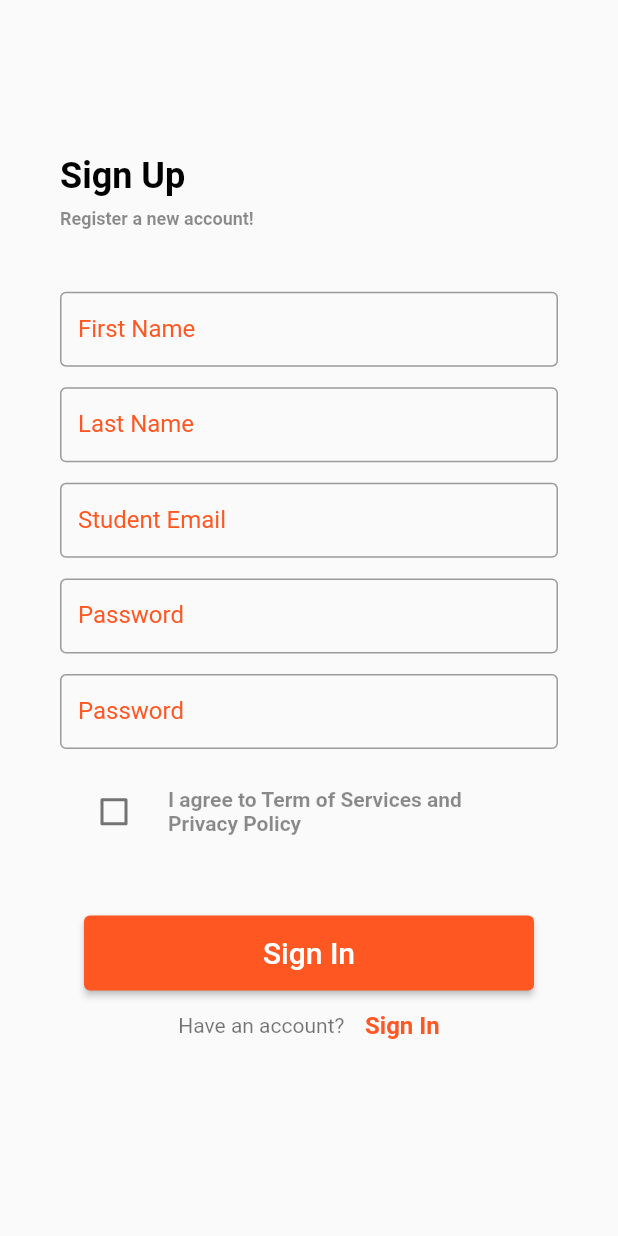
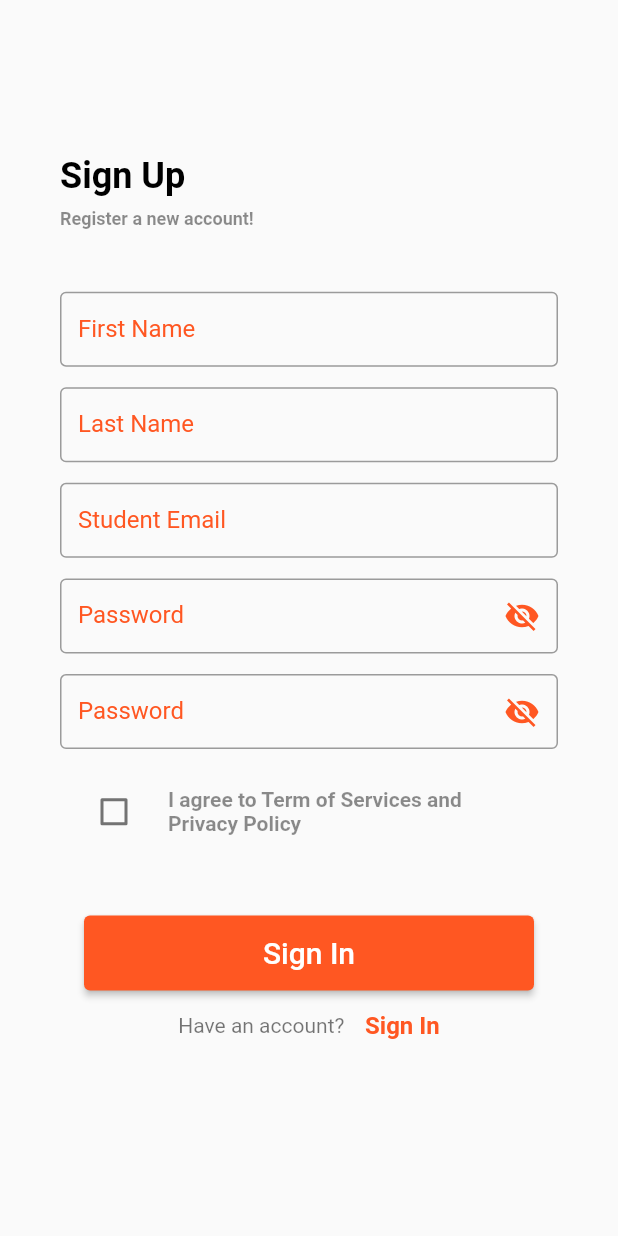
Before and after one commit to oyussuf/Connext, a Flutter app: the screen it shows after launch, after a tap on "Sign Up", on a phone screen of 412 x 824 dp. Run offline on Flutter 3.47's test engine with Material 2 defaults, Android fonts, the phone set to English and light mode, and no system bars; our stand-ins replace firebase_core; accounts and stored records are empty; Roboto replaces fonts that are missing (RobotoMono).

Commit message:
Ui updates

```diff
--- a/lib/auth/login_user.dart
+++ b/lib/auth/login_user.dart
@@ -11,6 +11,8 @@ class LoginUser extends StatefulWidget {
 }
 
 class _LoginUserState extends State<LoginUser> {
+  TextEditingController _emailController = TextEditingController();
+  TextEditingController _passwordController = TextEditingController();
   @override
   Widget build(BuildContext context) {
     double screenHeight = MediaQuery.of(context).size.height;
@@ -27,7 +29,7 @@ class _LoginUserState extends State<LoginUser> {
               ),
               // logo
               Image(
-                  image: AssetImage('assets/instaIcon.png'),
+                  image: AssetImage('assets/connextLogo.png'),
                   width: 80,
                   height: 80),
               // logo text
@@ -37,7 +39,7 @@ class _LoginUserState extends State<LoginUser> {
               Text(
                 'Connext',
                 style: TextStyle(
-                  color: Colors.deepOrange,
+                  color: Colors.black,
                   fontSize: 20,
                   fontWeight: FontWeight.bold,
                 ),
--- a/lib/auth/register_user.dart
+++ b/lib/auth/register_user.dart
@@ -10,12 +10,17 @@ class RegisterUser extends StatefulWidget {
 
 class _RegisterUserState extends State<RegisterUser> {
   bool checkedValue = false;
+  bool _isObscure = true;
+  TextEditingController _firstNameController = TextEditingController();
+  TextEditingController _lastNameController = TextEditingController();
+  TextEditingController _emailController = TextEditingController();
+  TextEditingController _passwordController = TextEditingController();
+  TextEditingController _confirmPasswordController = TextEditingController();
 
   @override
   Widget build(BuildContext context) {
     double screenHeight = MediaQuery.of(context).size.height;
     double screenWidth = MediaQuery.of(context).size.width;
-    var phoneController;
     return Scaffold(
       body: Column(
         crossAxisAlignment: CrossAxisAlignment.start,
@@ -49,6 +54,7 @@ class _RegisterUserState extends State<RegisterUser> {
                 SizedBox(
                   height: screenHeight / 20,
                 ),
+                // first name TextField inside container
                 Container(
                   width: screenWidth / 1,
                   height: 50,
@@ -57,9 +63,8 @@ class _RegisterUserState extends State<RegisterUser> {
                       ),
                   child: TextField(
                     cursorColor: Colors.deepOrange,
-                    controller: phoneController,
-                    keyboardType: TextInputType.emailAddress,
-                    //controller: phoneController,
+                    keyboardType: TextInputType.name,
+                    controller: _firstNameController,
                     decoration: InputDecoration(
                         focusedBorder: OutlineInputBorder(
                           borderSide:
@@ -80,6 +85,7 @@ class _RegisterUserState extends State<RegisterUser> {
                 SizedBox(
                   height: screenHeight / 60,
                 ),
+                // second name TextField inside container
                 Container(
                   width: screenWidth / 1,
                   height: 50,
@@ -88,8 +94,8 @@ class _RegisterUserState extends State<RegisterUser> {
                       ),
                   child: TextField(
                     cursorColor: Colors.deepOrange,
-                    controller: phoneController,
-                    keyboardType: TextInputType.emailAddress,
+                    controller: _lastNameController,
+                    keyboardType: TextInputType.name,
                     //controller: phoneController,
                     decoration: InputDecoration(
                         focusedBorder: OutlineInputBorder(
@@ -111,6 +117,7 @@ class _RegisterUserState extends State<RegisterUser> {
                 SizedBox(
                   height: screenHeight / 60,
                 ),
+                // email TextField inside container
                 Container(
                   width: screenWidth / 1,
                   height: 50,
@@ -119,7 +126,7 @@ class _RegisterUserState extends State<RegisterUser> {
                       ),
                   child: TextField(
                     cursorColor: Colors.deepOrange,
-                    controller: phoneController,
+                    controller: _emailController,
                     keyboardType: TextInputType.emailAddress,
                     //controller: phoneController,
                     decoration: InputDecoration(
@@ -139,10 +146,10 @@ class _RegisterUserState extends State<RegisterUser> {
                         ),
                   ),
                 ),
-                // password text field
                 SizedBox(
                   height: screenHeight / 60,
                 ),
+                // password TextField inside container
                 Container(
                   width: screenWidth / 1,
                   height: 50,
@@ -151,10 +158,27 @@ class _RegisterUserState extends State<RegisterUser> {
                       ),
                   child: TextField(
                     cursorColor: Colors.deepOrange,
-                    controller: phoneController,
+                    obscureText: _isObscure,
+                    controller: _passwordController,
                     keyboardType: TextInputType.visiblePassword,
                     //controller: phoneController,
                     decoration: InputDecoration(
+                        suffixIcon: IconButton(
+                          onPressed: () {
+                            setState(() {
+                              _isObscure = !_isObscure;
+                            });
+                          },
+                          icon: _isObscure
+                              ? Icon(
+                                  Icons.visibility_off,
+                                  color: Colors.deepOrange,
+                                )
+                              : Icon(
+                                  Icons.visibility,
+                                  color: Colors.deepOrange,
+                                ),
+                        ),
                         focusedBorder: OutlineInputBorder(
                           borderSide:
                               BorderSide(color: Colors.deepOrange, width: 2.0),
@@ -174,6 +198,7 @@ class _RegisterUserState extends State<RegisterUser> {
                 SizedBox(
                   height: screenHeight / 60,
                 ),
+                // confirm password TextField inside container
                 Container(
                   width: screenWidth / 1,
                   height: 50,
@@ -182,10 +207,27 @@ class _RegisterUserState extends State<RegisterUser> {
                       ),
                   child: TextField(
                     cursorColor: Colors.deepOrange,
-                    controller: phoneController,
+                    obscureText: _isObscure,
+                    controller: _confirmPasswordController,
                     keyboardType: TextInputType.visiblePassword,
                     //controller: phoneController,
                     decoration: InputDecoration(
+                        suffixIcon: IconButton(
+                          onPressed: () {
+                            setState(() {
+                              _isObscure = !_isObscure;
+                            });
+                          },
+                          icon: _isObscure
+                              ? Icon(
+                                  Icons.visibility_off,
+                                  color: Colors.deepOrange,
+                                )
+                              : Icon(
+                                  Icons.visibility,
+                                  color: Colors.deepOrange,
+                                ),
+                        ),
                         focusedBorder: OutlineInputBorder(
                           borderSide:
                               BorderSide(color: Colors.deepOrange, width: 2.0),
@@ -242,7 +284,13 @@ class _RegisterUserState extends State<RegisterUser> {
                       minimumSize: const Size(300, 50),
                       maximumSize: const Size(300, 50),
                       backgroundColor: Colors.deepOrange),
-                  onPressed: () {},
+                  onPressed: () {
+                    print(_firstNameController.text.trim());
+                    print(_lastNameController.text.trim());
+                    print(_emailController.text.trim());
+                    print(_passwordController.text.trim());
+                    print(_confirmPasswordController.text.trim());
+                  },
                   child: Text(
                     'Sign In',
                     style: TextStyle(fontSize: 20),
--- a/pubspec.yaml
+++ b/pubspec.yaml
@@ -57,7 +57,7 @@ dev_dependencies:
 # The following section is specific to Flutter packages.
 flutter_native_splash:
   color: "#FFFFFF"
-  image: assets/instaIcon.png
+  image: assets/connextLogo.png
   android: true
   ios: true
 
@@ -71,6 +71,7 @@ flutter:
 
   assets:
     - assets/instaIcon.png
+    - assets/connextLogo.png
 
 
   # To add assets to your application, add an assets section, like this:
```
Also changed, not shown: assets/connextLogo.png (added), 10 other files.
